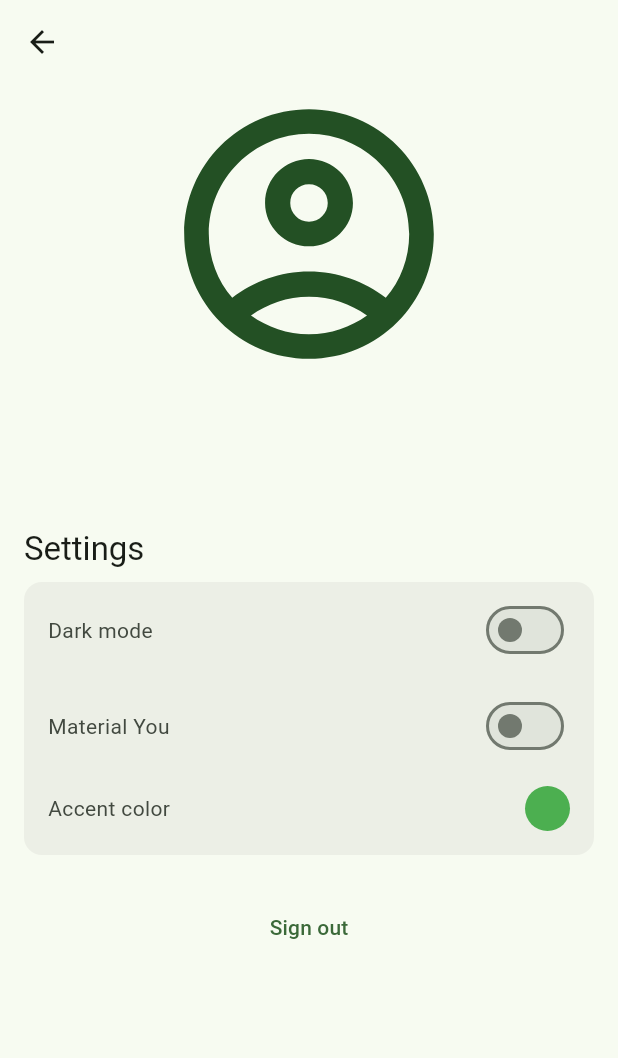
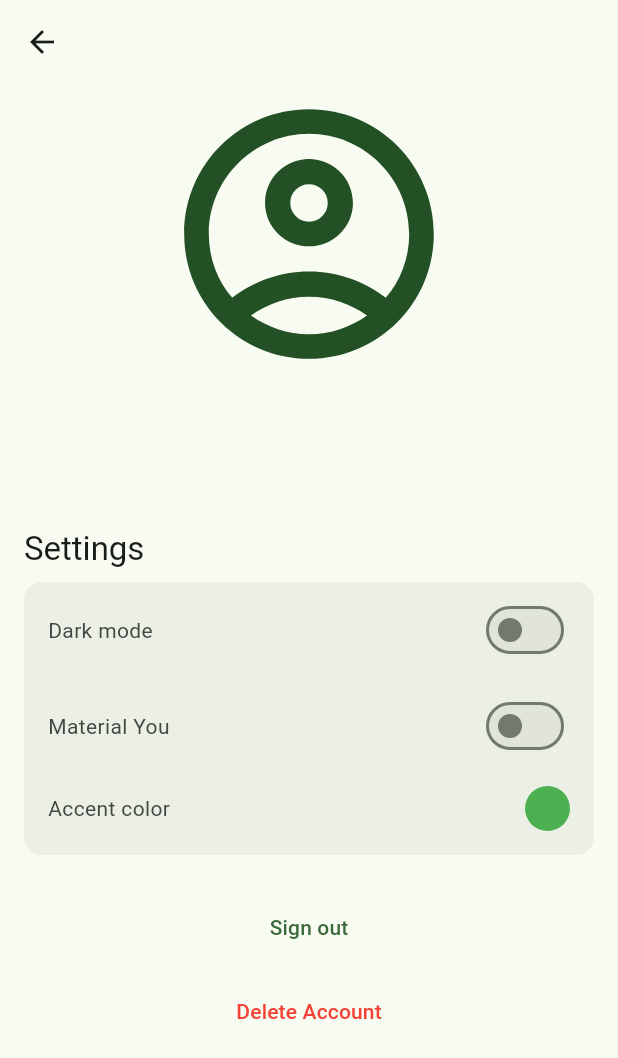
Before and after one commit to pedroafmonteiro/project-esof-leic, a Flutter app: the screen it shows once a user with an empty profile is signed in, after a tap on the "account circle" icon, on a phone screen of 412 x 824 dp. Shown: the top 1058 px of the screen. Run offline on Flutter 3.47's test engine with Material 3 defaults, Android fonts, the phone set to English and light mode, and no system bars; drawn by our look-alikes of dynamic_color; our stand-ins replace cached_network_image, firebase_auth, firebase_core, firebase_database, fl_chart, google_sign_in and 1 more; accounts and stored records are empty; network calls fail.

Commit message:
implemented delete account feature

```diff
--- a/eco_tracker/lib/views/profile/profile_view.dart
+++ b/eco_tracker/lib/views/profile/profile_view.dart
@@ -108,54 +108,6 @@ class ProfileView extends StatelessWidget {
                 ),
                 child: Column(
                   children: [
-                    /* Row(
-                      children: [
-                        Expanded(
-                          child: Column(
-                            crossAxisAlignment: CrossAxisAlignment.start,
-                            children: [
-                              Text(
-                                "Energy cost at your location",
-                                style: TextStyle(
-                                  color:
-                                      Theme.of(
-                                        context,
-                                      ).colorScheme.onSurfaceVariant,
-                                ),
-                              ),
-                              Text(
-                                "(€ per kWh)",
-                                style: TextStyle(
-                                  color:
-                                      Theme.of(
-                                        context,
-                                      ).colorScheme.onSurfaceVariant,
-                                  fontSize: 12,
-                                ),
-                              ),
-                            ],
-                          ),
-                        ),
-                        SizedBox(
-                          width: 60,
-                          child: TextField(
-                            controller: TextEditingController(text: "0.15"),
-                            keyboardType: TextInputType.numberWithOptions(
-                              decimal: true,
-                            ),
-                            textAlign: TextAlign.center,
-                            style: TextStyle(
-                              color:
-                                  Theme.of(
-                                    context,
-                                  ).colorScheme.onSurfaceVariant,
-                            ),
-                            onChanged: (value) {},
-                          ),
-                        ),
-                      ],
-                    ),
-                    SizedBox(height: 16.0), */
                     Row(
                       children: [
                         Text(
@@ -307,6 +259,60 @@ class ProfileView extends StatelessWidget {
                   },
                 ),
               ),
+              Center(
+                child: Consumer<AuthenticationService>(
+                  builder: (context, provider, child) {
+                    return TextButton(
+                      onPressed: () {
+                        // Show confirmation dialog before deleting account
+                        showDialog(
+                          context: context,
+                          builder: (BuildContext dialogContext) {
+                            return AlertDialog(
+                              title: Text("Delete Account"),
+                              content: Text("Are you sure you want to permanently delete your account? This action cannot be undone."),
+                              actions: [
+                                TextButton(
+                                  child: Text("Cancel"),
+                                  onPressed: () {
+                                    Navigator.of(dialogContext).pop();
+                                  },
+                                ),
+                                TextButton(
+                                  child: Text(
+                                    "Delete",
+                                    style: TextStyle(color: Colors.red),
+                                  ),
+                                  onPressed: () async {
+                                    Navigator.of(dialogContext).pop();
+                                    try {
+                                      await provider.deleteAccount();
+                                      if (context.mounted) {
+                                        Navigator.pop(context);
+                                      }
+                                    } catch (e) {
+                                      if (context.mounted) {
+                                        ScaffoldMessenger.of(context).showSnackBar(
+                                          SnackBar(content: Text("Failed to delete account: ${e.toString()}")),
+                                        );
+                                      }
+                                    }
+                                  },
+                                ),
+                              ],
+                            );
+                          },
+                        );
+                      },
+                      style: TextButton.styleFrom(
+                        foregroundColor: Colors.red,
+                      ),
+                      child: Text("Delete Account"),
+                    );
+                  },
+                ),
+              ),
+              SizedBox(height: 16.0),
             ],
           ),
         ),
```
Also changed, not shown: eco_tracker/lib/services/authentication_service.dart (+29 -0 lines), 1 other file.
